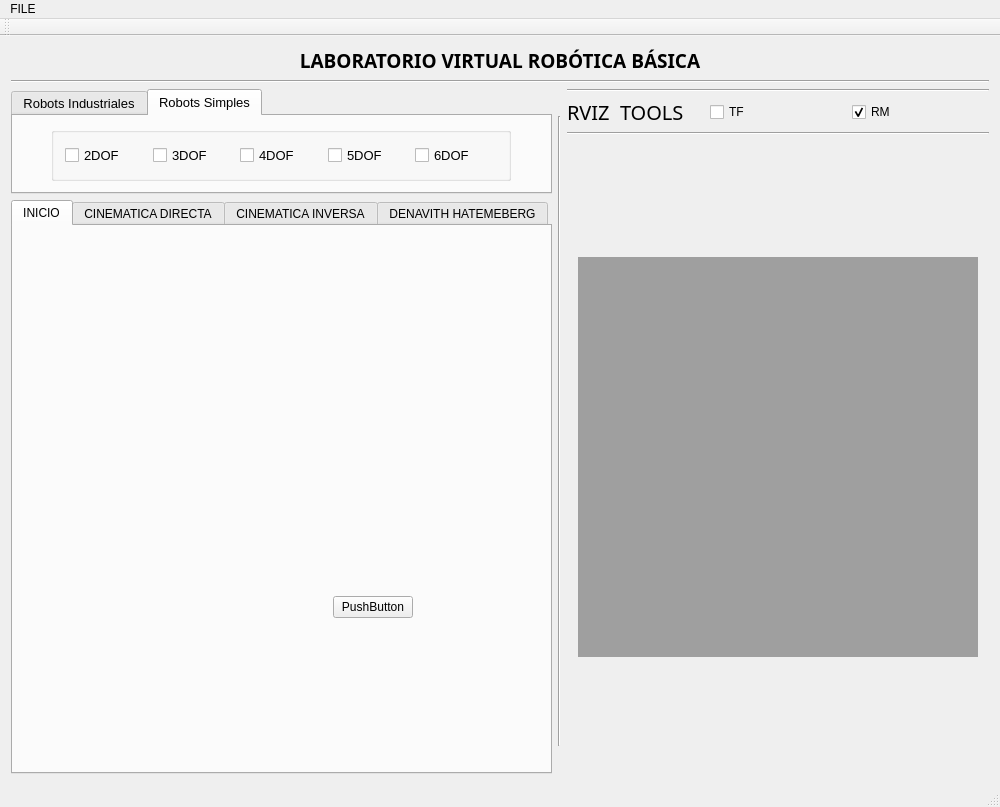
myalfred03/rvizglabre, file ui/rosgui.ui: the form before one commit.
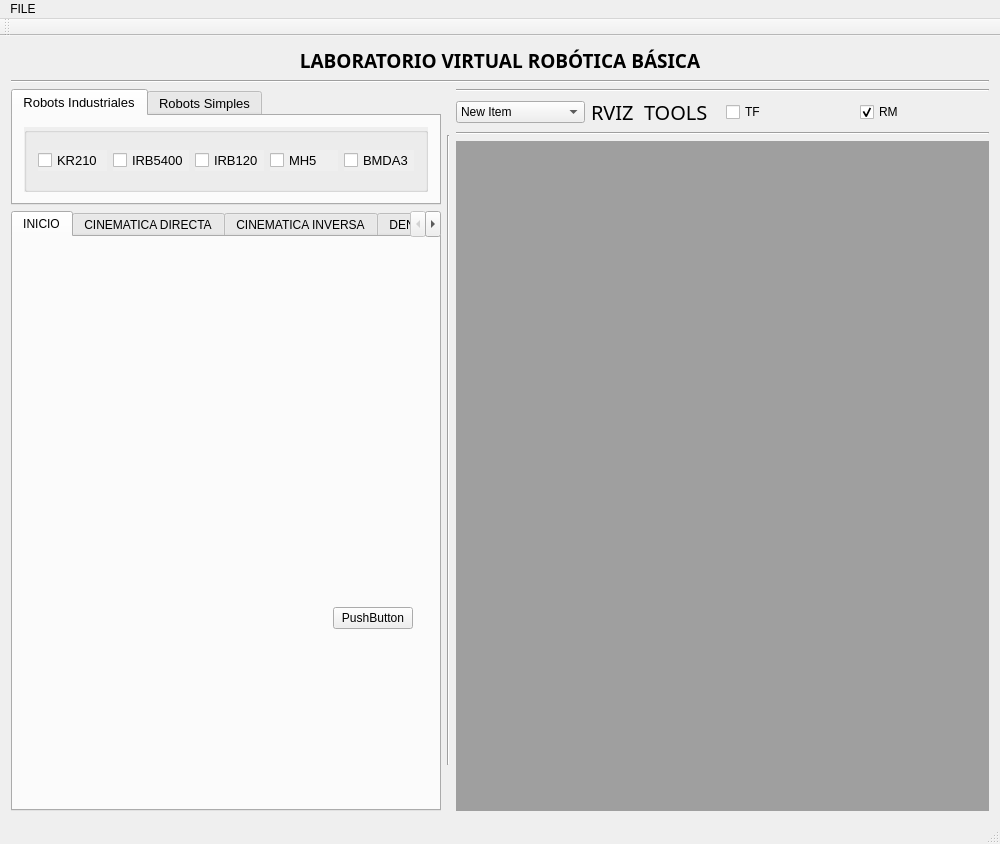
The form after the commit. The open tabs and pages were chosen to show the change. Icons and pictures are not drawn.

Commit message: Icon Logos ABB

The edit to the form file:
```diff
--- a/ui/rosgui.ui
+++ b/ui/rosgui.ui
@@ -7,7 +7,7 @@
     <x>0</x>
     <y>0</y>
     <width>1000</width>
-    <height>807</height>
+    <height>844</height>
    </rect>
   </property>
   <property name="sizePolicy">
@@ -39,6 +39,13 @@
    <layout class="QGridLayout" name="gridLayout_9">
     <item row="0" column="0">
      <layout class="QGridLayout" name="gridLayout_18">
+      <item row="1" column="0">
+       <widget class="Line" name="line_22">
+        <property name="orientation">
+         <enum>Qt::Horizontal</enum>
+        </property>
+       </widget>
+      </item>
       <item row="2" column="0">
        <layout class="QHBoxLayout" name="horizontalLayout_5">
         <item>
@@ -67,7 +74,7 @@
              <bool>true</bool>
             </property>
             <property name="currentIndex">
-             <number>1</number>
+             <number>0</number>
             </property>
             <widget class="QWidget" name="tab">
              <attribute name="title">
@@ -1116,7 +1123,7 @@
                </font>
               </property>
               <property name="currentIndex">
-               <number>1</number>
+               <number>0</number>
               </property>
               <widget class="QWidget" name="tabWidgetPage1">
                <attribute name="title">
@@ -1137,42 +1144,116 @@
                     <height>100</height>
                    </size>
                   </property>
+                  <property name="autoFillBackground">
+                   <bool>true</bool>
+                  </property>
                   <property name="title">
                    <string/>
                   </property>
-                  <layout class="QHBoxLayout" name="horizontalLayout">
-                   <item>
+                  <layout class="QGridLayout" name="gridLayout_17">
+                   <item row="0" column="0">
                     <widget class="QCheckBox" name="checkBox4DOFI">
-                     <property name="text">
-                      <string>KK KR210</string>
+                     <property name="autoFillBackground">
+                      <bool>true</bool>
                      </property>
-                    </widget>
-                   </item>
-                   <item>
-                    <widget class="QCheckBox" name="checkBox2DOFI">
                      <property name="text">
-                      <string>ABB IRB5400</string>
+                      <string>KR210</string>
                      </property>
+                     <property name="icon">
+                      <iconset resource="../resources.qrc">
+                       <normaloff>:/images/img/1448635827949.png</normaloff>:/images/img/1448635827949.png</iconset>
+                     </property>
+                     <property name="iconSize">
+                      <size>
+                       <width>37</width>
+                       <height>23</height>
+                      </size>
+                     </property>
                     </widget>
                    </item>
-                   <item>
+                   <item row="0" column="2">
                     <widget class="QCheckBox" name="checkBox6DOFI">
-                     <property name="text">
-                      <string>ABB IRB120</string>
+                     <property name="autoFillBackground">
+                      <bool>true</bool>
                      </property>
-                    </widget>
-                   </item>
-                   <item>
-                    <widget class="QCheckBox" name="checkBox5DOFI">
                      <property name="text">
-                      <string>MM MH5</string>
+                      <string>IRB120</string>
                      </property>
+                     <property name="icon">
+                      <iconset resource="../resources.qrc">
+                       <normaloff>:/images/img/ABB.png</normaloff>:/images/img/ABB.png</iconset>
+                     </property>
+                     <property name="iconSize">
+                      <size>
+                       <width>27</width>
+                       <height>24</height>
+                      </size>
+                     </property>
                     </widget>
                    </item>
-                   <item>
+                   <item row="0" column="4">
                     <widget class="QCheckBox" name="checkBox3DOFI">
+                     <property name="autoFillBackground">
+                      <bool>true</bool>
+                     </property>
                      <property name="text">
-                      <string>MM BMDA3</string>
+                      <string>BMDA3</string>
+                     </property>
+                     <property name="icon">
+                      <iconset resource="../resources.qrc">
+                       <normaloff>:/images/img/Yaskawa_Motoman_Logo.png</normaloff>:/images/img/Yaskawa_Motoman_Logo.png</iconset>
+                     </property>
+                     <property name="iconSize">
+                      <size>
+                       <width>28</width>
+                       <height>23</height>
+                      </size>
+                     </property>
+                    </widget>
+                   </item>
+                   <item row="0" column="3">
+                    <widget class="QCheckBox" name="checkBox5DOFI">
+                     <property name="layoutDirection">
+                      <enum>Qt::LeftToRight</enum>
+                     </property>
+                     <property name="autoFillBackground">
+                      <bool>true</bool>
+                     </property>
+                     <property name="text">
+                      <string>MH5</string>
+                     </property>
+                     <property name="icon">
+                      <iconset resource="../resources.qrc">
+                       <normaloff>:/images/img/Yaskawa_Motoman_Logo.png</normaloff>:/images/img/Yaskawa_Motoman_Logo.png</iconset>
+                     </property>
+                     <property name="iconSize">
+                      <size>
+                       <width>28</width>
+                       <height>23</height>
+                      </size>
+                     </property>
+                     <property name="tristate">
+                      <bool>false</bool>
+                     </property>
+                    </widget>
+                   </item>
+                   <item row="0" column="1">
+                    <widget class="QCheckBox" name="checkBox2DOFI">
+                     <property name="autoFillBackground">
+                      <bool>true</bool>
+                     </property>
+                     <property name="text">
+                      <string>IRB5400</string>
+                     </property>
+                     <property name="icon">
+                      <iconset resource="../resources.qrc">
+                       <normaloff>:/images/img/ABB.png</normaloff>:/images/img/ABB.png</iconset>
+                     </property>
+                     <property name="iconSize">
+                      <size>
+                       <width>27</width>
+                       <height>24</height>
+                      </size>
                      </property>
                     </widget>
                    </item>
@@ -1274,6 +1355,29 @@
           </item>
           <item>
            <layout class="QHBoxLayout" name="horizontalLayout_3">
+            <item>
+             <widget class="QComboBox" name="comboBox">
+              <item>
+               <property name="text">
+                <string>New Item</string>
+               </property>
+               <property name="icon">
+                <iconset resource="../resources.qrc">
+                 <normaloff>:/images/img/noun_1450480_cc.png</normaloff>:/images/img/noun_1450480_cc.png</iconset>
+               </property>
+              </item>
+              <item>
+               <property name="text">
+                <string>New Item</string>
+               </property>
+               <property name="icon">
+                <iconset>
+                 <activeoff>:/images/img/noun_1036042_cc.png</activeoff>
+                </iconset>
+               </property>
+              </item>
+             </widget>
+            </item>
             <item>
              <widget class="QLabel" name="label_23">
               <property name="font">
@@ -1314,20 +1418,18 @@
            </widget>
           </item>
           <item>
-           <widget class="QFrame" name="frame">
-            <layout class="QGridLayout" name="gridLayout_10">
-             <item row="0" column="0">
-              <widget class="QMdiArea" name="mdiArea">
-               <property name="sizePolicy">
-                <sizepolicy hsizetype="Maximum" vsizetype="Maximum">
-                 <horstretch>0</horstretch>
-                 <verstretch>0</verstretch>
-                </sizepolicy>
-               </property>
-              </widget>
-             </item>
-            </layout>
-           </widget>
+           <layout class="QGridLayout" name="gridLayout_10">
+            <item row="0" column="0">
+             <widget class="QMdiArea" name="mdiArea">
+              <property name="sizePolicy">
+               <sizepolicy hsizetype="Preferred" vsizetype="Preferred">
+                <horstretch>0</horstretch>
+                <verstretch>0</verstretch>
+               </sizepolicy>
+              </property>
+             </widget>
+            </item>
+           </layout>
           </item>
          </layout>
         </item>
@@ -1360,13 +1462,6 @@
         </property>
        </widget>
       </item>
-      <item row="1" column="0">
-       <widget class="Line" name="line_22">
-        <property name="orientation">
-         <enum>Qt::Horizontal</enum>
-        </property>
-       </widget>
-      </item>
      </layout>
     </item>
    </layout>
```
The commit also changes 20 other files.
